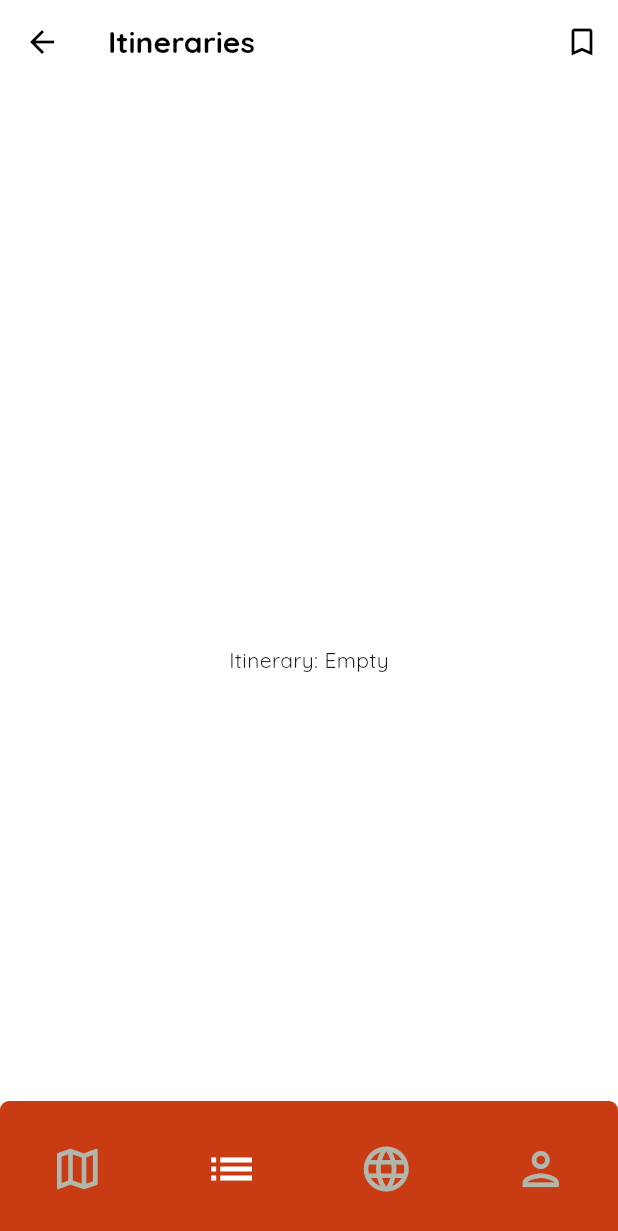
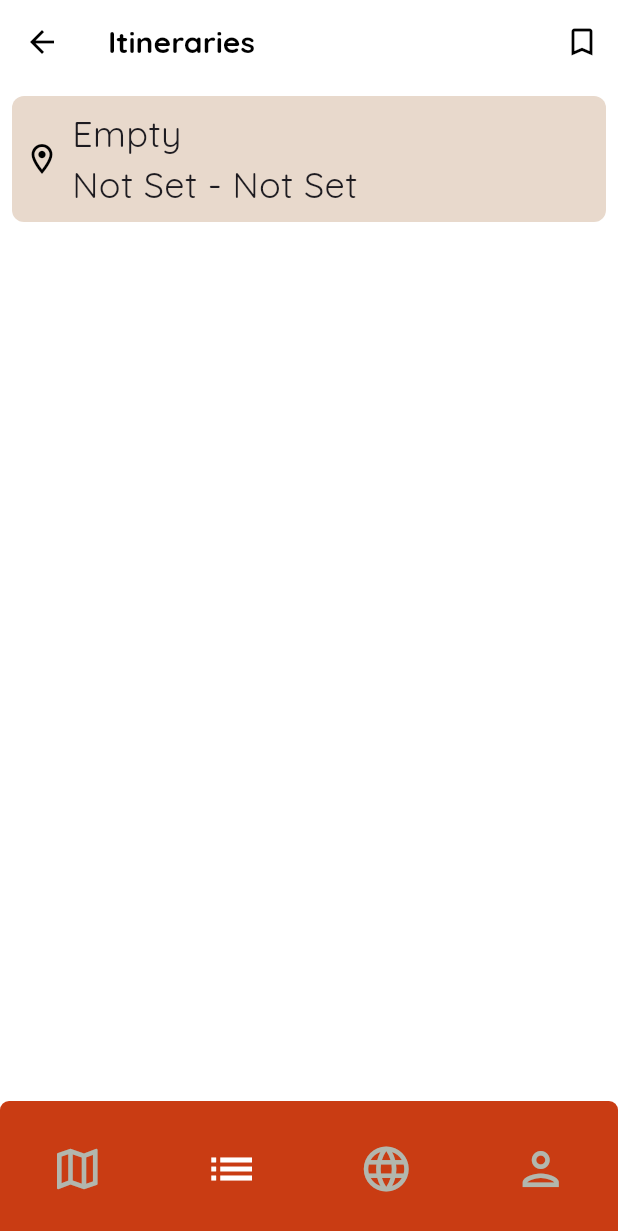
Before and after one commit to jacobchase/FeatherTrails, a Flutter app: the MyHomePage screen opened directly, item 2 of the bottom bar chosen, on a phone screen of 412 x 824 dp. Shown: the top 1231 px of the screen. Run offline on Flutter 3.47's test engine with Material 3 defaults, Android fonts, the phone set to English and light mode, and no system bars; our stand-ins replace google_fonts, google_maps_flutter; missing offline and left inert: google_maps_webservice.

Commit message:
Create Itinerary menu redirects to Itineraries page with inputted data

```diff
--- a/feather_trails/lib/main.dart
+++ b/feather_trails/lib/main.dart
@@ -1,4 +1,5 @@
 import 'package:flutter/material.dart';
+import 'package:flutter/services.dart';
 import 'package:google_fonts/google_fonts.dart';
 import 'package:google_maps_webservice/places.dart';
 import 'screens/map_screen.dart';import 'widgets/itinerary_data.dart';
@@ -29,11 +30,14 @@ class MyApp extends StatelessWidget {
       initialRoute: '/Login',
       routes: {
         '/': (context) => MyHomePage(),
-        '/placeItinerary': (context) => PlaceItineraryPage(itinerary: null),
+        '/placeItinerary': (context) {
+          final itinerary = ModalRoute.of(context)!.settings.arguments as Itinerary?;
+        return PlaceItineraryPage(itinerary: itinerary);
+        },
         '/Login': (context) => Login(),
         '/ForgotPassword': (context) => ForgotPassword(),
         '/SignUp': (context) => SignUp(),
-        '/NewItinerary': (context) => NewItinerary(onItineraryCreated: (itinerary) {}),
+        '/NewItinerary': (context) => NewItinerary(),
         '/AddtoItinerary': (context) => AddtoItinerary(),
 
 
@@ -136,7 +140,7 @@ class _MyHomePageState extends State<MyHomePage> {
         ),
         Container(
           alignment: Alignment.center,
-          child: PlaceItineraryPage(itinerary: Itinerary(name: "Empty", entries: [])),
+          child: PlaceItineraryPage(itinerary: Itinerary(name: "Empty", entries: [], startDate: "Not Set", endDate: "Not Set")),
         ),
         Container(
           alignment: Alignment.center,
@@ -620,9 +624,36 @@ class PlaceItineraryPage extends StatelessWidget {
       ),
       body: Center(
         child: itinerary != null
-            ? Text('Itinerary: ${itinerary?.name ?? "Name not available"}')
-            : Text('No itinerary selected'),
+            ? Align(
+          alignment: Alignment.topLeft,
+          child: Container(
+            margin: const EdgeInsets.all(8.0),
+            padding: const EdgeInsets.all(8.0),
+            decoration: BoxDecoration(
+              color: const Color(0xFFE8D9CC),
+              borderRadius: BorderRadius.circular(8.0),
+            ),
+            child: Row(
+            children:[
+              const Padding(
+                padding: EdgeInsets.only(right: 8.0),
+                child: Icon(
+                  Icons.location_on_outlined,
+                  color: Colors.black,
+                ),
+              ),
+              Text(
+                  '${itinerary!.name ?? "Itinerary is null"}\n${itinerary!.startDate ?? "Itinerary is null"} - ${itinerary!.startDate ?? "Itinerary is null"}',
+
+              style: TextStyle(fontSize: 24.0),
+            ),
+            ],
+          ),
+          ),
+        )
+            : Text('No itinerary selected, man'),
       ),
+
 
     );
   }
@@ -789,8 +820,8 @@ class NewItinerary extends StatelessWidget {
               padding: const EdgeInsets.all(16.0),
               child: ElevatedButton(
                 onPressed: () {
-                  createNewItinerary();
-                  Navigator.pushNamed(context, '/placeNewItinerary');
+                  createNewItinerary(context);
+                  Navigator.pushNamed(context, '/placeItinerary', arguments: newItinerary);
                 },
                 style: ButtonStyle(
                   backgroundColor:
@@ -813,29 +844,34 @@ class NewItinerary extends StatelessWidget {
       ),
     );
   }
-  void createNewItinerary() {
+
+  Itinerary? newItinerary;
+
+  void createNewItinerary(BuildContext context) {
     String itineraryName = itineraryNameController.text;
     String startDateText = startDateController.text;
     String endDateText = endDateController.text;
 
+
     ItineraryEntry itineraryEntry = ItineraryEntry(
       placeName: selectedPlace!.name,
-      location: selectedPlace!.placeId,
-      date: DateTime.now(), //FIX
+      location: selectedPlace!.placeId, //not sure how to get location using the selectedPlace thing
+      date: "No date set", //FIX
       );
 
-      Itinerary newItinerary = Itinerary(
+      newItinerary = Itinerary(
       name: itineraryName,
+      startDate: startDateText,
+      endDate: endDateText,
       entries: [itineraryEntry],
-
-
     );
 
-      onItineraryCreated(newItinerary);
+    print('Creating the fucking itinerary');
+
+    Navigator.pushNamed(context, '/placeItinerary', arguments: newItinerary);
 
   }
 }
-
 
 
 class AddtoItinerary extends StatelessWidget {
@@ -925,41 +961,6 @@ class AddtoItinerary extends StatelessWidget {
 
             const SizedBox(height: 30.0),
 
-           /* if (selectedPlace != null) // Conditionally load the Location widget if navigated from MapScreen
-              Container(
-                decoration: BoxDecoration(
-                  borderRadius: BorderRadius.circular(6),
-                  color: const Color(0xFFE8D9CC),
-                ),
-                margin: const EdgeInsets.symmetric(vertical: 8.0),
-                child: Row(
-                  children: [
-                    ClipRRect(
-                      borderRadius: const BorderRadius.only(
-                        topLeft: Radius.circular(6),
-                        bottomLeft: Radius.circular(6),
-                      ),
-                      child: Image.network(
-                        imageUrl,
-                        width: 130,
-                        height: 100,
-                        fit: BoxFit.cover,
-                      ),
-                    ),
-                    Expanded(
-                      child: Padding(
-                        padding: const EdgeInsets.all(8.0),
-                        child: Text(
-                          selectedPlace!.name,
-                          style: const TextStyle(
-                          ),
-                          overflow: TextOverflow.ellipsis,
-                        ),
-                      ),
-                    ),
-                  ],
-                ),
-              ),*/
           ],
         ),
       ),
--- a/feather_trails/lib/widgets/itinerary_data.dart
+++ b/feather_trails/lib/widgets/itinerary_data.dart
@@ -1,11 +1,11 @@
 class ItineraryEntry{
   String placeName;
   String location;
-  DateTime date;
+  String date;
 
   ItineraryEntry({required this.placeName, required this.location, required this.date});
 
-  void editEntry(String newPlaceName, String newLocation, DateTime newDate) {
+  void editEntry(String newPlaceName, String newLocation, String newDate) {
     placeName = newPlaceName;
     location = newLocation;
     date = newDate;
@@ -16,7 +16,9 @@ class ItineraryEntry{
 class Itinerary{
   String name;
   List<ItineraryEntry> entries;
+  String startDate;
+  String endDate;
 
-  Itinerary({required this.name, required this.entries});
+  Itinerary({required this.name, required this.entries, required this.startDate, required this.endDate});
 
 }
```
Also changed, not shown: feather_trails/assets/images/alamo.png (deleted).
